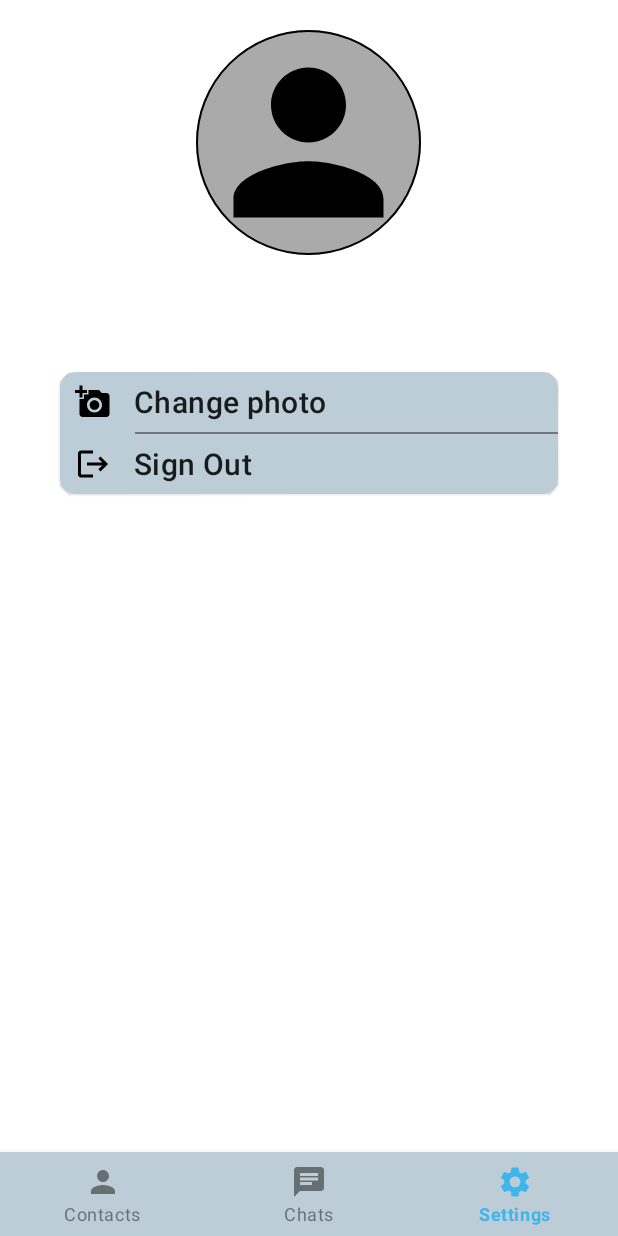
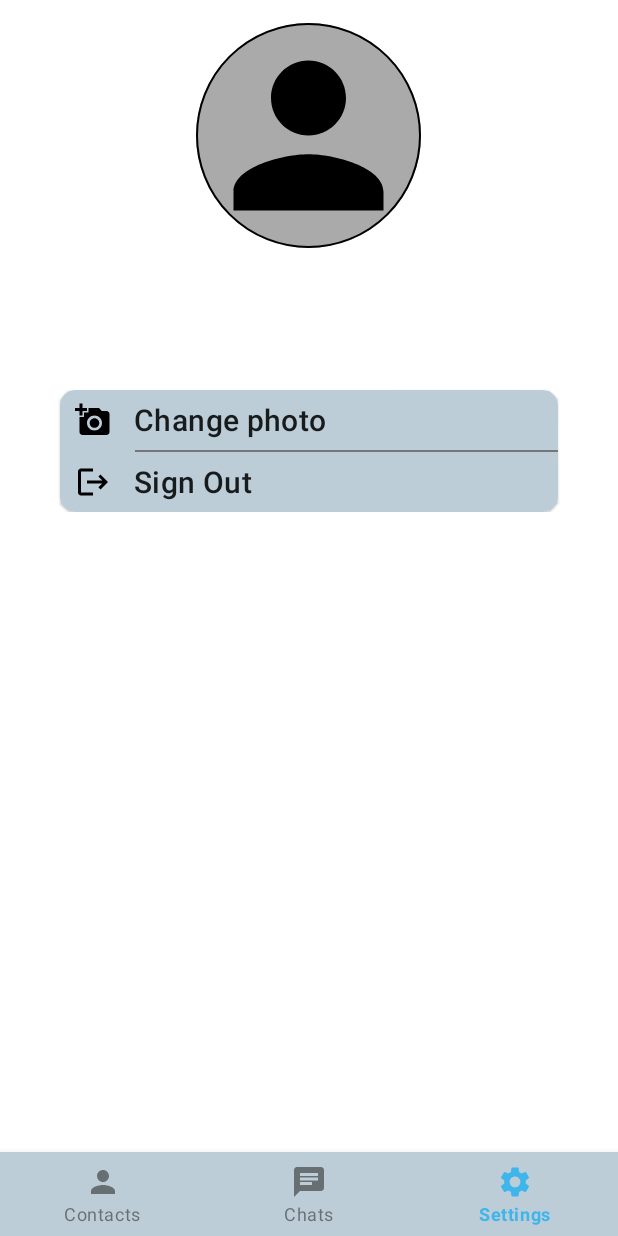
Before and after one commit to skid45/GrinGram, an Android app: the SettingsFragment screen opened through its navigation route, on a phone screen of 412 x 824 dp. Run offline under Robolectric (Android 15) with nearby library versions, the phone set to English and light mode, and no system bars; our stand-ins replace CircleImageView, Firebase (no records; nobody signed in at launch, a user with empty details on screens opened directly), Picasso, navigation-ui; 2 statements that could not run were skipped.

Commit message:
Added a collapsing toolbar with user's photo and username to the settings screen

```diff
--- a/app/src/main/java/com/skid/gringram/ui/SettingsFragment.kt
+++ b/app/src/main/java/com/skid/gringram/ui/SettingsFragment.kt
@@ -45,7 +45,7 @@ class SettingsFragment : Fragment() {
             viewLifecycleOwner.repeatOnLifecycle(Lifecycle.State.STARTED) {
                 userViewModel.currentUserState.collect {
                     if (it != null) {
-                        binding.usernameText.text = it.username
+                        binding.settingsCollapsingTollbar.title = it.username
                         if (it.photoUri != null) {
                             Picasso.get().load(it.photoUri).fit().centerCrop()
                                 .into(binding.userImage)
--- /dev/null
+++ b/app/src/main/res/layout/chat.xml
@@ -0,0 +1,6 @@
+<?xml version="1.0" encoding="utf-8"?>
+<FrameLayout xmlns:android="http://schemas.android.com/apk/res/android"
+    xmlns:tools="http://schemas.android.com/tools"
+    android:layout_width="match_parent"
+    android:layout_height="match_parent"
+    tools:context=".ui.ChatFragment"/>
--- a/app/src/main/res/layout/settings.xml
+++ b/app/src/main/res/layout/settings.xml
@@ -1,35 +1,61 @@
 <?xml version="1.0" encoding="utf-8"?>
-<LinearLayout xmlns:android="http://schemas.android.com/apk/res/android"
+<androidx.coordinatorlayout.widget.CoordinatorLayout xmlns:android="http://schemas.android.com/apk/res/android"
     xmlns:app="http://schemas.android.com/apk/res-auto"
     xmlns:tools="http://schemas.android.com/tools"
     android:layout_width="match_parent"
     android:layout_height="match_parent"
-    android:gravity="center_horizontal"
-    android:orientation="vertical"
     tools:context=".ui.SettingsFragment">
+
+    <com.google.android.material.appbar.AppBarLayout
+        android:layout_width="match_parent"
+        android:layout_height="240dp"
+        android:backgroundTint="?android:attr/colorBackground">
+
+        <com.google.android.material.appbar.CollapsingToolbarLayout
+            android:id="@+id/settings_collapsing_tollbar"
+            android:layout_width="match_parent"
+            android:layout_height="match_parent"
+            app:collapsedTitleGravity="center"
+            app:contentScrim="@color/colorSurface"
+            app:expandedTitleGravity="center_horizontal|bottom"
+            app:layout_scrollFlags="scroll|snap|exitUntilCollapsed"
+            tools:title="Username">
 
             <de.hdodenhof.circleimageview.CircleImageView
                 android:id="@+id/user_image"
                 android:layout_width="150dp"
                 android:layout_height="150dp"
-        android:layout_marginTop="20dp"
+                android:layout_gravity="center_horizontal"
+                android:layout_marginTop="15dp"
                 android:background="@drawable/circle_imageview"
                 android:src="@drawable/baseline_person_24"
                 app:civ_border_width="1dp" />
 
-    <TextView
-        android:id="@+id/username_text"
-        android:layout_width="wrap_content"
+            <com.google.android.material.appbar.MaterialToolbar
+                android:layout_width="match_parent"
+                android:layout_height="?attr/actionBarSize"
+                app:layout_collapseMode="pin" />
+        </com.google.android.material.appbar.CollapsingToolbarLayout>
+
+    </com.google.android.material.appbar.AppBarLayout>
+
+
+    <androidx.core.widget.NestedScrollView
+        android:layout_width="match_parent"
         android:layout_height="wrap_content"
-        android:layout_marginTop="5dp"
-        android:textAppearance="@style/TextAppearance.MaterialComponents.Headline5.Bold"
-        tools:text="Username" />
+        app:layout_behavior="@string/appbar_scrolling_view_behavior">
+
+        <LinearLayout
+            android:layout_width="match_parent"
+            android:layout_height="match_parent"
+            android:gravity="center_horizontal"
+            android:orientation="vertical">
 
             <com.google.android.material.card.MaterialCardView
                 android:layout_width="match_parent"
                 android:layout_height="wrap_content"
                 android:layout_marginHorizontal="40dp"
-        android:layout_marginTop="40dp">
+                android:layout_marginTop="20dp">
 
                 <LinearLayout
                     android:layout_width="match_parent"
@@ -68,3 +94,6 @@
                 </LinearLayout>
             </com.google.android.material.card.MaterialCardView>
         </LinearLayout>
+    </androidx.core.widget.NestedScrollView>
+
+</androidx.coordinatorlayout.widget.CoordinatorLayout>
```
Also changed, not shown: app/src/main/java/com/skid/gringram/ui/ChatFragment.kt (added, +27 -0 lines). Lines whose indentation alone changed are shown as unchanged.
